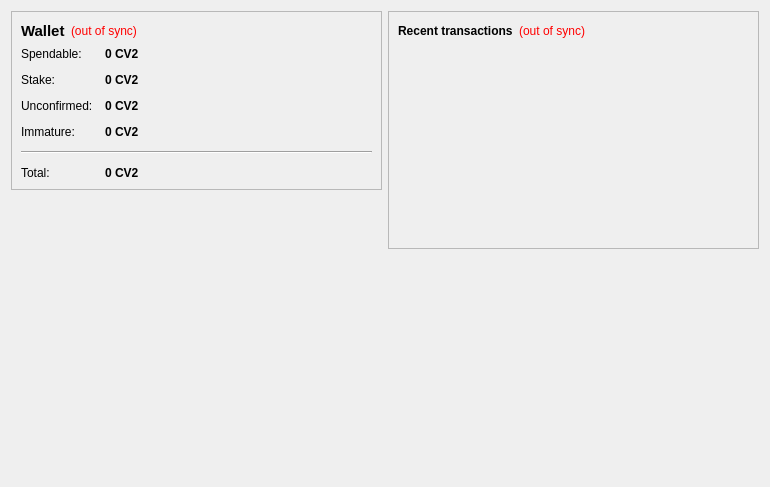
The window that src/qt/forms/overviewpage.ui (Crestington/Test7) describes before a commit, drawn with Qt 5.
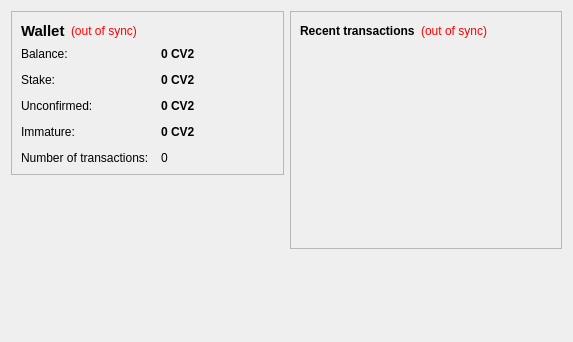
The same window after the commit. Icons and pictures are not drawn.

```diff
--- a/src/qt/forms/overviewpage.ui
+++ b/src/qt/forms/overviewpage.ui
@@ -6,8 +6,8 @@
    <rect>
     <x>0</x>
     <y>0</y>
-    <width>770</width>
-    <height>487</height>
+    <width>573</width>
+    <height>342</height>
    </rect>
   </property>
   <property name="windowTitle">
@@ -86,7 +86,7 @@
           <item row="0" column="0">
            <widget class="QLabel" name="label">
             <property name="text">
-             <string>Spendable:</string>
+             <string>Balance:</string>
             </property>
            </widget>
           </item>
@@ -196,39 +196,20 @@
             </property>
            </widget>
           </item>
-          <item row="4" column="0" colspan="2">
-           <widget class="Line" name="line">
-            <property name="orientation">
-             <enum>Qt::Horizontal</enum>
-            </property>
-           </widget>
-          </item>
-          <item row="5" column="0">
-           <widget class="QLabel" name="labelTotalText">
+          <item row="4" column="0">
+           <widget class="QLabel" name="label_2">
             <property name="text">
-             <string>Total:</string>
+             <string>Number of transactions:</string>
             </property>
            </widget>
           </item>
-          <item row="5" column="1">
-           <widget class="QLabel" name="labelTotal">
-            <property name="font">
-             <font>
-              <weight>75</weight>
-              <bold>true</bold>
-             </font>
-            </property>
-            <property name="cursor">
-             <cursorShape>IBeamCursor</cursorShape>
-            </property>
+          <item row="4" column="1">
+           <widget class="QLabel" name="labelNumTransactions">
             <property name="toolTip">
              <string>Your current total balance</string>
             </property>
             <property name="text">
-             <string notr="true">0 CV2</string>
-            </property>
-            <property name="textInteractionFlags">
-             <set>Qt::LinksAccessibleByMouse|Qt::TextSelectableByKeyboard|Qt::TextSelectableByMouse</set>
+             <string notr="true">0</string>
             </property>
            </widget>
           </item>
@@ -251,10 +232,7 @@
       </spacer>
      </item>
      <item>
-      <widget class="QLabel" name="label_2">
-       <property name="autoFillBackground">
-        <bool>true</bool>
-       </property>
+      <widget class="QLabel" name="coinLogo">
        <property name="text">
         <string/>
        </property>
@@ -265,7 +243,7 @@
         <bool>false</bool>
        </property>
        <property name="margin">
-        <number>0</number>
+        <number>-2</number>
        </property>
       </widget>
      </item>
```
Left out of the diff: 18 changed lines with no effect on the pictures.
